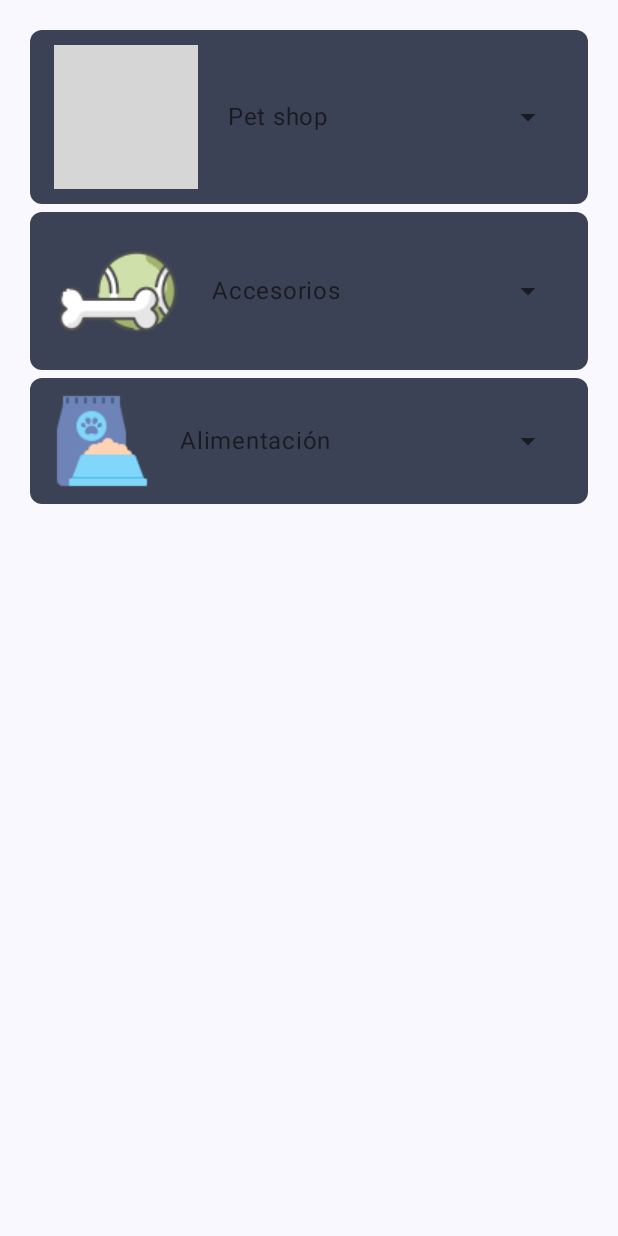
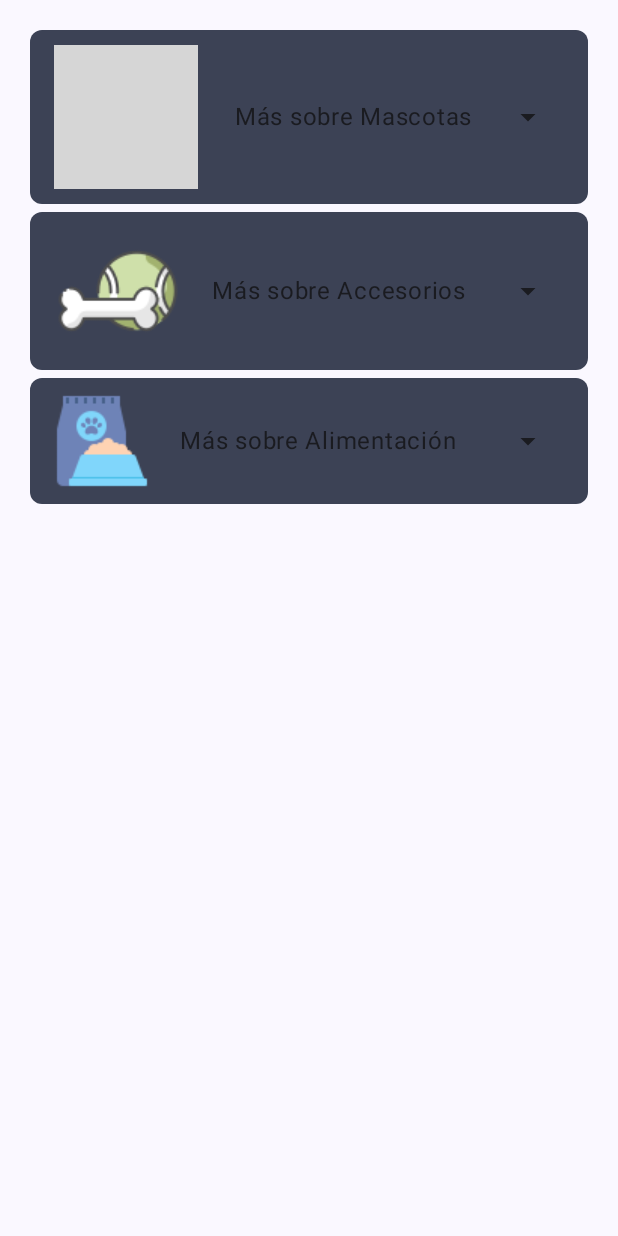
Before and after one commit to JonathanREV2003/Pet_Shop, an Android app built with Jetpack Compose: the PantallaNo2 screen opened directly, with no data from a screen before it, after a tap on "Add", on a phone screen of 412 x 824 dp. Run offline under Robolectric (Android 15) with nearby library versions, the phone set to English and light mode, and no system bars; grey boxes are pictures that could not be loaded.

Commit message:
Funciones esteticas

```diff
--- a/app/build.gradle.kts
+++ b/app/build.gradle.kts
@@ -81,6 +81,9 @@ dependencies {
     implementation("androidx.navigation:navigation-fragment-ktx:2.7.5")
     implementation("androidx.navigation:navigation-ui-ktx:2.7.5")
     implementation(platform("androidx.compose:compose-bom:2023.03.00"))
+    implementation(platform("androidx.compose:compose-bom:2023.03.00"))
+    implementation(platform("androidx.compose:compose-bom:2023.03.00"))
+    implementation(platform("androidx.compose:compose-bom:2023.03.00"))
     testImplementation("junit:junit:4.13.2")
     androidTestImplementation("androidx.test.ext:junit:1.1.5")
     androidTestImplementation("androidx.test.espresso:espresso-core:3.5.1")
@@ -89,6 +92,9 @@ dependencies {
     androidTestImplementation(platform("androidx.compose:compose-bom:2023.03.00"))
     androidTestImplementation(platform("androidx.compose:compose-bom:2023.03.00"))
     androidTestImplementation(platform("androidx.compose:compose-bom:2023.03.00"))
+    androidTestImplementation(platform("androidx.compose:compose-bom:2023.03.00"))
+    androidTestImplementation(platform("androidx.compose:compose-bom:2023.03.00"))
+    androidTestImplementation(platform("androidx.compose:compose-bom:2023.03.00"))
     debugImplementation("androidx.compose.ui:ui-tooling")
     debugImplementation("androidx.compose.ui:ui-test-manifest")
 
--- a/app/src/main/java/com/example/tiendamascotas/ListActivity.kt
+++ b/app/src/main/java/com/example/tiendamascotas/ListActivity.kt
@@ -44,9 +44,9 @@ import com.example.tiendamascotas.ui.theme.TiendaMascotasTheme
 class ListActivity : ComponentActivity() {
 
     val listado : List<Articulo> = listOf(
-        Articulo(R.drawable.icons8mascotas48,"Pet shop", "Detalles sobre razas"),
-        Articulo(R.drawable.icons8pettoys,"Accesorios", "Detalles sobre razas"),
-        Articulo(R.drawable.icons8petfood64,"Alimentación", "Detalles sobre razas"),
+        Articulo(R.drawable.icons8mascotas48," Más sobre Mascotas", "comercio al por menor dedicado a la venta de productos para mascotas como alimentos, juguetes, snacks, cepillos, y accesorios para mascotas en general."),
+        Articulo(R.drawable.icons8pettoys,"Más sobre Accesorios", "¡Variedad De Artículos En Un Solo Lugar! encuentra los mejores articulos para tu mascota"),
+        Articulo(R.drawable.icons8petfood64,"Más sobre Alimentación", "Variedad de alimentos para tu mascota desde procesados a naturales"),
     )
 
     override fun onCreate(savedInstanceState: Bundle?) {
@@ -145,9 +145,9 @@ fun ListItemRow(item: Articulo){
 @Composable
 fun PantallaPreview(){
     val listado : List<Articulo> = listOf(
-        Articulo(R.drawable.icons8mascotas48,"  Pet shop", "Detalles sobre razas"),
-        Articulo(R.drawable.icons8pettoys,"Accesorios", "Detalles sobre razas"),
-        Articulo(R.drawable.icons8petfood64,"Alimentación", "Detalles sobre razas")
+        Articulo(R.drawable.icons8mascotas48," Más sobre Mascotas", "comercio al por menor dedicado a la venta de productos para mascotas como alimentos, juguetes, snacks, cepillos, y accesorios para mascotas en general."),
+        Articulo(R.drawable.icons8pettoys,"Más sobre Accesorios", "¡Variedad De Artículos En Un Solo Lugar! encuentra los mejores articulos para tu mascota"),
+        Articulo(R.drawable.icons8petfood64,"Más sobre Alimentación", "Variedad de alimentos para tu mascota desde procesados a naturales"),
     )
     TiendaMascotasTheme(true) {
         Pantalla(listado)
--- a/app/src/main/java/com/example/tiendamascotas/login/LoginScreem.kt
+++ b/app/src/main/java/com/example/tiendamascotas/login/LoginScreem.kt
@@ -51,7 +51,8 @@ fun LoginScreen() {
     var passwordVisible by remember { mutableStateOf(false) }
     Box(modifier = Modifier
         .fillMaxSize()
-        .background(Color(0xFF99FFFF))) {
+        .background(Color(0xFFE1BEE7))
+    ) {
         Column(
             Modifier
                 .align(Alignment.Center)
@@ -234,7 +235,7 @@ fun RowButtonLogin(
             horizontalArrangement = Arrangement.Center) {
             Image(
                 modifier = Modifier.width(100.dp),
-                painter = painterResource(id = R.drawable.petshop),
+                painter = painterResource(id = R.drawable.imagenlogin),
                 contentDescription = "Imagen huella")
         }
     }
--- a/app/src/main/java/com/example/tiendamascotas/view/View.kt
+++ b/app/src/main/java/com/example/tiendamascotas/view/View.kt
@@ -33,7 +33,7 @@ val mContext = LocalContext.current
         verticalArrangement = Arrangement.Center
     ) {
 
-        Image(painter = painterResource(id = R.drawable.petshop),
+        Image(painter = painterResource(id = R.drawable.imagenlogin),
             contentDescription = "petShop")
 
         Text("Pet shop",
--- a/app/src/main/java/com/example/tiendamascotas/view/ViewPantallaNo2.kt
+++ b/app/src/main/java/com/example/tiendamascotas/view/ViewPantallaNo2.kt
@@ -35,7 +35,9 @@ import androidx.compose.ui.text.style.TextAlign
 import androidx.compose.ui.tooling.preview.Preview
 import androidx.compose.ui.unit.dp
 import androidx.compose.ui.unit.sp
+import com.example.tiendamascotas.ActivityAccesorios
 import com.example.tiendamascotas.ListActivity
+import com.example.tiendamascotas.PantallaNo2
 import com.example.tiendamascotas.R
 import com.example.tiendamascotas.ui.theme.TiendaMascotasTheme
 
@@ -90,15 +92,22 @@ fun ScaffolPrincipal2() {
                 contentAlignment = Alignment.TopCenter
             ) {
 
-                Image(painter = painterResource(id = R.drawable.accesorios), contentDescription = null,
-                    modifier = Modifier.clickable { println("CLICK") })
+                Image(painter = painterResource(id = R.drawable.accesorios2), contentDescription = null,
+                    modifier = Modifier.clickable (
+                        onClick = {
+                            mContexto.startActivity(
+                                Intent(mContexto,
+                                    ActivityAccesorios::class.java)
+                            )
+                        }
+                    ))
 
             }
             Text(text = "comida", fontSize = 20.sp)
             Box(
                 contentAlignment = Alignment.TopCenter
             ) {
-                Image(painter = painterResource(id = R.drawable.accesorios), contentDescription = null,
+                Image(painter = painterResource(id = R.drawable.comida), contentDescription = null,
                     modifier = Modifier.clickable { println("CLICK") })
 
 
@@ -107,7 +116,7 @@ fun ScaffolPrincipal2() {
             Box(
                 contentAlignment = Alignment.TopCenter
             ) {
-                Image(painter = painterResource(id = R.drawable.accesorios), contentDescription = null,
+                Image(painter = painterResource(id = R.drawable.mascotas), contentDescription = null,
                     modifier = Modifier.clickable { println("CLICK") })
 
             }
--- a/app/src/main/res/values/strings.xml
+++ b/app/src/main/res/values/strings.xml
@@ -7,4 +7,7 @@
     <string name="title_dashboard">Dashboard</string>
     <string name="title_notifications">Notifications</string>
     <string name="title_activity_list">ListActivity</string>
+    <string name="title_activity_accesorios">ActivityAccesorios</string>
+    <string name="title_activity_comidas">ActivityComidas</string>
+    <string name="title_activity_mascotas">ActivityMascotas</string>
 </resources>
```
Also changed, not shown: app/src/main/AndroidManifest.xml (+15 -0 lines), app/src/main/res/drawable/accesorios.jpg (deleted), app/src/main/res/drawable/accesorios2.png (added), app/src/main/res/drawable/comida.png (added), app/src/main/res/drawable/dog.jpg (deleted), app/src/main/res/drawable/huella.png (added), app/src/main/res/drawable/mascotas.png (added), app/src/main/res/drawable/petfood.jpg (deleted), app/src/main/res/drawable/petsho.jpg (deleted), app/src/main/res/drawable/petshop.jpg (deleted).
